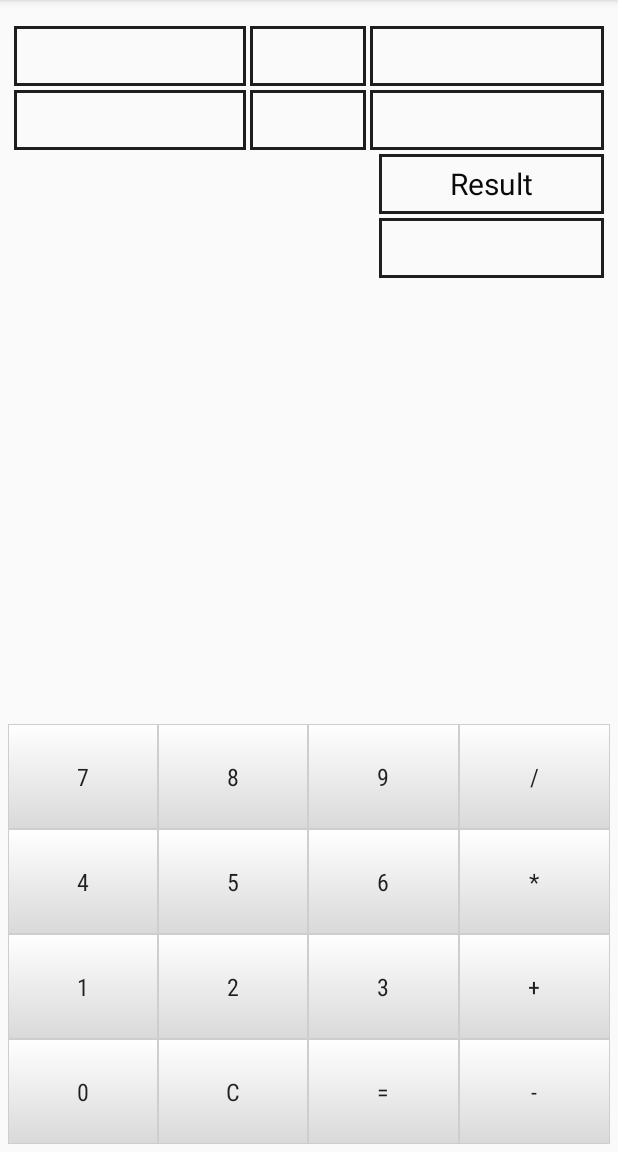
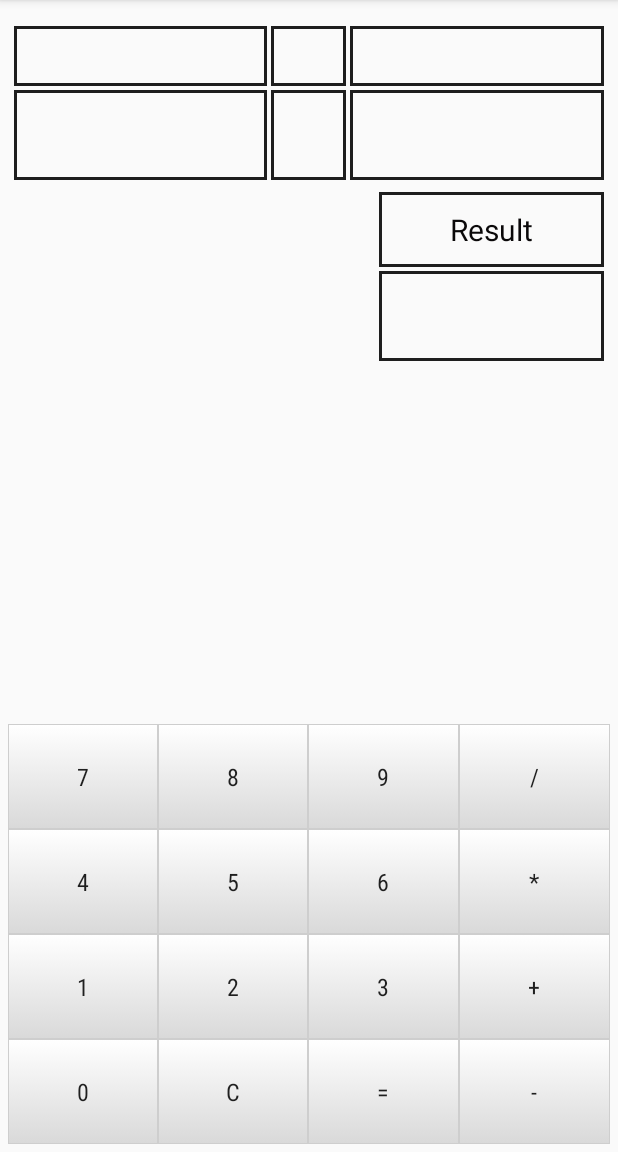
Before and after one commit to eunix56/YorCalc, an Android app: the screen it shows after launch (YorubaActivity), on a phone screen of 412 x 824 dp, the part 84-1236 px from its top. Run offline under Robolectric (Android 15) with nearby library versions, the phone set to English and light mode, and no system bars.

Commit message:
New changes

```diff
--- a/app/src/main/AndroidManifest.xml
+++ b/app/src/main/AndroidManifest.xml
@@ -9,7 +9,8 @@
         android:roundIcon="@mipmap/ic_launcher_round"
         android:supportsRtl="true"
         android:theme="@style/AppTheme">
-        <activity android:name=".YorubaActivity">
+        <activity android:name=".YorubaActivity"
+            android:windowSoftInputMode="stateAlwaysHidden">
             <intent-filter>
                 <action android:name="android.intent.action.MAIN" />
 
--- a/app/src/main/res/layout/activity_yoruba.xml
+++ b/app/src/main/res/layout/activity_yoruba.xml
@@ -16,8 +16,7 @@
         android:paddingRight="8dp"
         android:paddingBottom="8dp">
         <TableRow android:layout_width="wrap_content"
-            android:layout_height="0dp"
-            android:layout_weight="1">
+            android:layout_height="wrap_content">
             <EditText
                 android:layout_weight="1"
                 android:layout_width="0dp"
@@ -30,7 +29,7 @@
                 android:background="@drawable/edit"
                 android:layout_height="40dp"/>
             <EditText
-                android:layout_weight="0.5"
+                android:layout_weight="0.3"
                 android:layout_width="0dp"
                 android:id="@+id/operator"
                 android:maxLength="1"
@@ -53,42 +52,48 @@
                 android:layout_height="40dp"/>
         </TableRow>
         <TableRow android:layout_width="wrap_content"
-            android:layout_height="0dp"
-            android:layout_weight="1">
+            android:layout_height="wrap_content">
+
             <TextView
+                android:id="@+id/yor_f_input"
+                android:layout_width="0dp"
+                android:layout_height="60dp"
+                android:layout_margin="1dp"
                 android:layout_weight="1"
-                android:layout_width="0dp"
-                android:layout_margin="1dp"
-                android:id="@+id/yor_f_input"
+                android:padding="5dp"
+                android:background="@drawable/edit"
+                android:gravity="center_vertical"
                 android:textAlignment="center"
                 android:textColor="#000"
-                android:textSize="19sp"
-                android:background="@drawable/edit"
-                android:layout_height="40dp"/>
+                android:textSize="16sp" />
             <TextView
-                android:layout_weight="0.5"
+                android:layout_weight="0.3"
                 android:layout_width="0dp"
                 android:layout_margin="1dp"
                 android:textAlignment="center"
                 android:textColor="#000"
+                android:padding="5dp"
+                android:gravity="center_vertical"
                 android:id="@+id/yor_operator"
-                android:textSize="19sp"
+                android:textSize="16sp"
                 android:background="@drawable/edit"
-                android:layout_height="40dp"/>
+                android:layout_height="60dp"/>
             <TextView
                 android:layout_weight="1"
                 android:layout_width="0dp"
                 android:layout_margin="1dp"
                 android:textAlignment="center"
                 android:textColor="#000"
+                android:padding="5dp"
+                android:gravity="center_vertical"
                 android:id="@+id/yor_s_input"
-                android:textSize="19sp"
+                android:textSize="16sp"
                 android:background="@drawable/edit"
-                android:layout_height="40dp"/>
+                android:layout_height="60dp"/>
         </TableRow>
         <TableRow android:layout_width="wrap_content"
-            android:layout_height="0dp"
-            android:layout_weight="1"
+            android:layout_height="wrap_content"
+            android:layout_marginTop="5dp"
             android:gravity="end">
             <TextView
                 android:layout_width="150dp"
@@ -100,22 +105,22 @@
                 android:textAlignment="center"
                 android:gravity="center_vertical"
                 android:background="@drawable/edit"
-                android:layout_height="40dp"/>
+                android:layout_height="50dp"/>
         </TableRow>
         <TableRow android:layout_width="wrap_content"
-            android:layout_height="0dp"
-            android:layout_weight="1"
+            android:layout_height="wrap_content"
             android:gravity="end">
             <TextView
-                android:layout_width="150dp"
+                android:layout_width="wrap_content"
                 android:id="@+id/yor_result"
-                android:textSize="17sp"
+                android:textSize="16sp"
                 android:textColor="#000"
+                android:padding="5dp"
                 android:textAlignment="center"
                 android:gravity="center_vertical"
                 android:layout_margin="1dp"
                 android:background="@drawable/edit"
-                android:layout_height="40dp"/>
+                android:layout_height="60dp"/>
         </TableRow>
     </TableLayout>
     <RelativeLayout
```
Also changed, not shown: app/src/main/java/eunix56/example/com/yorcalc/InputMax.kt (added, +26 -0 lines), app/src/main/java/eunix56/example/com/yorcalc/Translator.kt (+85 -74 lines), app/src/main/java/eunix56/example/com/yorcalc/YorubaActivity.kt (+60 -32 lines).
